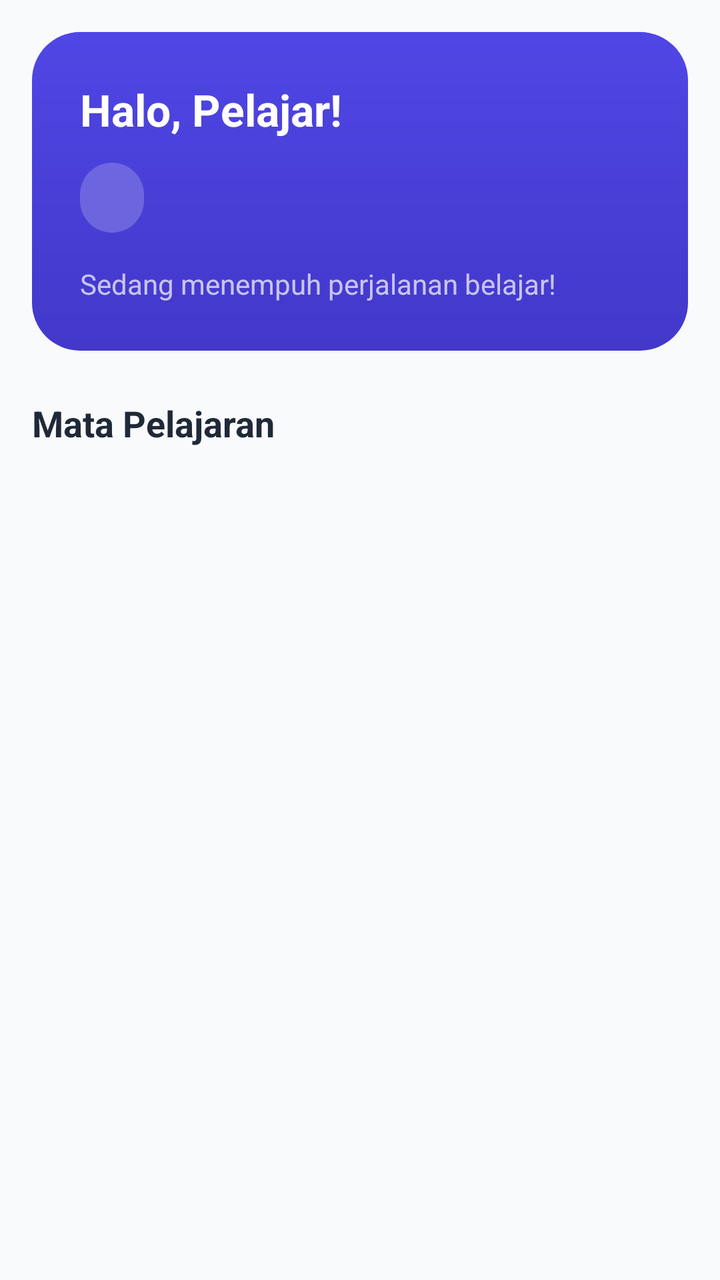
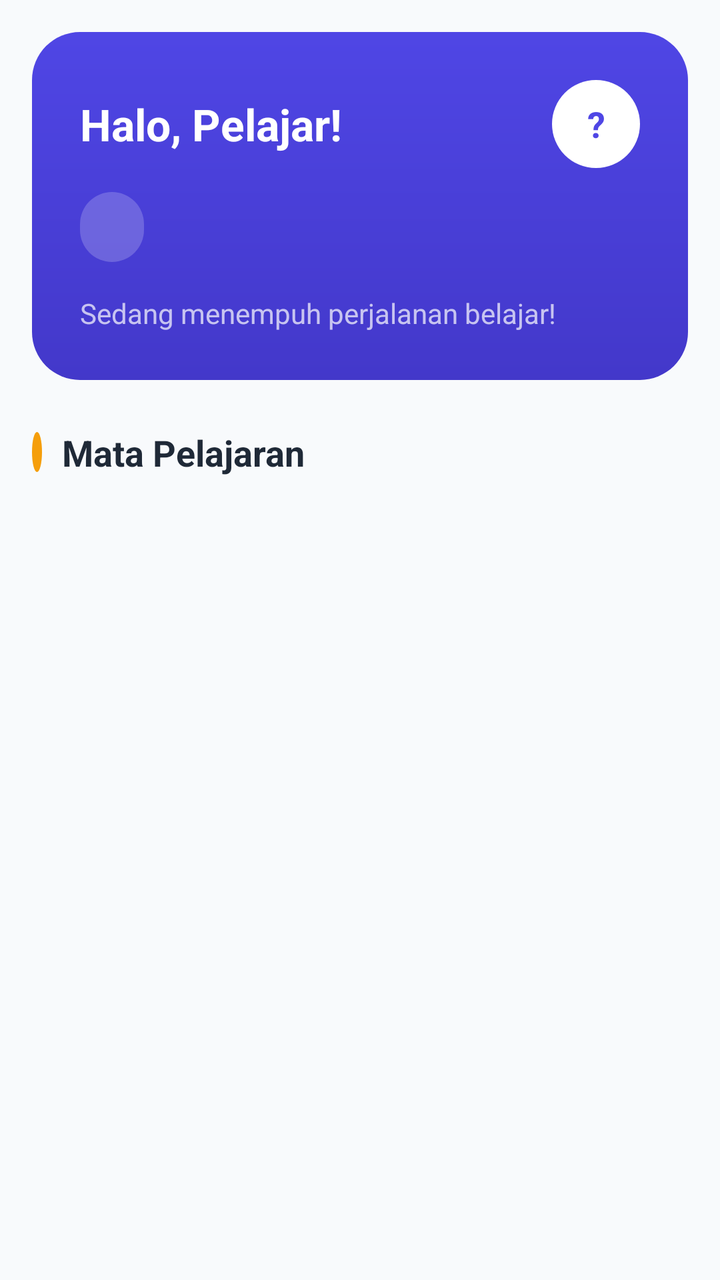

An Android layout rendered at two revisions. The XML below is the earlier revision; the diff shows what the commit changed to produce the second picture.
<!-- AndroidManifest.xml: application theme Theme.LearningPath -->
<!-- res/layout/fragment_home.xml -->
<?xml version="1.0" encoding="utf-8"?>
<ScrollView xmlns:android="http://schemas.android.com/apk/res/android"
    xmlns:app="http://schemas.android.com/apk/res-auto"
    android:layout_width="match_parent"
    android:layout_height="match_parent"
    android:background="@color/background"
    android:fillViewport="true">

    <LinearLayout
        android:layout_width="match_parent"
        android:layout_height="wrap_content"
        android:orientation="vertical"
        android:padding="@dimen/space_lg">

        
        <FrameLayout
            android:layout_width="match_parent"
            android:layout_height="wrap_content"
            android:background="@drawable/bg_gradient_primary_rounded">

            <LinearLayout
                android:layout_width="match_parent"
                android:layout_height="wrap_content"
                android:orientation="vertical"
                android:paddingStart="@dimen/space_xl"
                android:paddingTop="@dimen/space_xl"
                android:paddingEnd="@dimen/space_xl"
                android:paddingBottom="@dimen/space_xl">

                <TextView
                    android:id="@+id/tvGreeting"
                    android:layout_width="wrap_content"
                    android:layout_height="wrap_content"
                    android:text="@string/halo_pelajar"
                    android:textColor="@color/white"
                    android:textSize="22sp"
                    android:textStyle="bold" />

                <LinearLayout
                    android:layout_width="wrap_content"
                    android:layout_height="wrap_content"
                    android:layout_marginTop="@dimen/space_md"
                    android:gravity="center_vertical"
                    android:orientation="horizontal">

                    <TextView
                        android:id="@+id/tvLevelInfo"
                        android:layout_width="wrap_content"
                        android:layout_height="wrap_content"
                        android:background="@drawable/bg_pill_white"
                        android:paddingStart="@dimen/space_lg"
                        android:paddingTop="@dimen/space_sm"
                        android:paddingEnd="@dimen/space_lg"
                        android:paddingBottom="@dimen/space_sm"
                        android:textColor="@color/white"
                        android:textSize="14sp"
                        android:textStyle="bold" />
                </LinearLayout>

                <TextView
                    android:layout_width="wrap_content"
                    android:layout_height="wrap_content"
                    android:layout_marginTop="@dimen/space_lg"
                    android:text="@string/sedang_belajar"
                    android:textColor="#B3FFFFFF"
                    android:textSize="14sp" />
            </LinearLayout>
        </FrameLayout>

        
        <TextView
            android:layout_width="wrap_content"
            android:layout_height="wrap_content"
            android:layout_marginTop="@dimen/space_xl"
            android:text="@string/section_mata_pelajaran"
            android:textColor="@color/black"
            android:textSize="18sp"
            android:textStyle="bold" />

        <TextView
            android:id="@+id/tvEmpty"
            android:layout_width="match_parent"
            android:layout_height="wrap_content"
            android:layout_marginTop="@dimen/space_xl"
            android:gravity="center"
            android:lineSpacingExtra="4dp"
            android:text="@string/empty_mapel_home"
            android:textColor="@color/gray"
            android:textSize="14sp"
            android:visibility="gone" />

        <androidx.recyclerview.widget.RecyclerView
            android:id="@+id/rvCourses"
            android:layout_width="match_parent"
            android:layout_height="wrap_content"
            android:layout_marginTop="@dimen/space_md"
            android:nestedScrollingEnabled="false"
            app:layoutManager="androidx.recyclerview.widget.LinearLayoutManager" />

    </LinearLayout>
</ScrollView>
<!-- resources referenced by this layout -->
<resources>
  <color name="background">#F8FAFC</color>
  <color name="black">#1F2937</color>
  <color name="gray">#6B7280</color>
  <color name="white">#FFFFFF</color>
  <dimen name="space_lg">16dp</dimen>
  <dimen name="space_md">12dp</dimen>
  <dimen name="space_sm">8dp</dimen>
  <dimen name="space_xl">24dp</dimen>
  <!-- drawable bg_gradient_primary_rounded (drawable) -->
  <?xml version="1.0" encoding="utf-8"?>
  <shape xmlns:android="http://schemas.android.com/apk/res/android"
      android:shape="rectangle">
      <gradient
          android:angle="270"
          android:startColor="@color/primary"
          android:endColor="@color/primary_dark" />
      <corners android:radius="24dp" />
  </shape>
  <!-- drawable bg_pill_white (drawable) -->
  <?xml version="1.0" encoding="utf-8"?>
  <shape xmlns:android="http://schemas.android.com/apk/res/android"
      android:shape="rectangle">
      <solid android:color="#33FFFFFF" />
      <corners android:radius="999dp" />
  </shape>
  <string name="empty_mapel_home">Belum ada mata pelajaran.\nHubungi guru untuk menambahkan.</string>
  <string name="halo_pelajar">Halo, Pelajar!</string>
  <string name="section_mata_pelajaran">Mata Pelajaran</string>
  <string name="sedang_belajar">Sedang menempuh perjalanan belajar!</string>
  <color name="primary">#4F46E5</color>
  <color name="primary_dark">#4338CA</color>
  <color name="on_primary">#FFFFFF</color>
  <color name="primary_container">#E0E7FF</color>
  <color name="on_primary_container">#312E81</color>
  <color name="accent">#F59E0B</color>
  <color name="on_secondary">#1F2937</color>
  <color name="secondary_container">#FEF3C7</color>
  <color name="on_secondary_container">#78350F</color>
  <color name="level_purple">#8B5CF6</color>
  <color name="on_tertiary">#FFFFFF</color>
  <color name="tertiary_container">#EDE9FE</color>
  <color name="on_tertiary_container">#5B21B6</color>
  <color name="surface">#FFFFFF</color>
  <color name="on_surface">#1F2937</color>
  <color name="surface_variant">#F3F4F6</color>
  <color name="on_surface_variant">#4B5563</color>
  <color name="outline_variant">#EEF0F4</color>
  <color name="outline">#E5E7EB</color>
  <color name="error">#DC2626</color>
  <color name="on_error">#FFFFFF</color>
  <color name="error_container">#FEE2E2</color>
  <color name="on_error_container">#991B1B</color>
  <color name="on_background">#1F2937</color>
  <!-- unchanged entries left out for length: 1 -->
</resources>

<!-- the commit's change to res/layout/fragment_home.xml (unified diff, before → after) -->
@@ -27,14 +27,33 @@
                 android:paddingEnd="@dimen/space_xl"
                 android:paddingBottom="@dimen/space_xl">
 
-                <TextView
-                    android:id="@+id/tvGreeting"
-                    android:layout_width="wrap_content"
+                <LinearLayout
+                    android:layout_width="match_parent"
                     android:layout_height="wrap_content"
-                    android:text="@string/halo_pelajar"
-                    android:textColor="@color/white"
-                    android:textSize="22sp"
-                    android:textStyle="bold" />
+                    android:gravity="center_vertical"
+                    android:orientation="horizontal">
+
+                    <TextView
+                        android:id="@+id/tvGreeting"
+                        android:layout_width="0dp"
+                        android:layout_height="wrap_content"
+                        android:layout_weight="1"
+                        android:text="@string/halo_pelajar"
+                        android:textColor="@color/white"
+                        android:textSize="22sp"
+                        android:textStyle="bold" />
+
+                    <TextView
+                        android:id="@+id/tvAvatar"
+                        android:layout_width="44dp"
+                        android:layout_height="44dp"
+                        android:background="@drawable/bg_circle_white"
+                        android:gravity="center"
+                        android:text="?"
+                        android:textColor="@color/primary"
+                        android:textSize="18sp"
+                        android:textStyle="bold" />
+                </LinearLayout>
 
                 <LinearLayout
                     android:layout_width="wrap_content"
@@ -68,26 +87,57 @@
         </FrameLayout>
 
         
-        <TextView
+        <LinearLayout
             android:layout_width="wrap_content"
             android:layout_height="wrap_content"
             android:layout_marginTop="@dimen/space_xl"
-            android:text="@string/section_mata_pelajaran"
-            android:textColor="@color/black"
-            android:textSize="18sp"
-            android:textStyle="bold" />
+            android:gravity="center_vertical"
+            android:orientation="horizontal">
 
-        <TextView
-            android:id="@+id/tvEmpty"
+            <View
+                android:layout_width="5dp"
+                android:layout_height="20dp"
+                android:background="@drawable/bg_circle_primary"
+                android:backgroundTint="@color/accent" />
+
+            <TextView
+                android:layout_width="wrap_content"
+                android:layout_height="wrap_content"
+                android:layout_marginStart="10dp"
+                android:text="@string/section_mata_pelajaran"
+                android:textColor="@color/black"
+                android:textSize="18sp"
+                android:textStyle="bold" />
+        </LinearLayout>
+
+        <LinearLayout
+            android:id="@+id/emptyState"
             android:layout_width="match_parent"
             android:layout_height="wrap_content"
             android:layout_marginTop="@dimen/space_xl"
             android:gravity="center"
-            android:lineSpacingExtra="4dp"
-            android:text="@string/empty_mapel_home"
-            android:textColor="@color/gray"
-            android:textSize="14sp"
-            android:visibility="gone" />
+            android:orientation="vertical"
+            android:visibility="gone">
+
+            <ImageView
+                android:layout_width="56dp"
+                android:layout_height="56dp"
+                android:alpha="0.5"
+                android:contentDescription="@string/empty_mapel_home"
+                android:src="@drawable/ic_empty"
+                app:tint="@color/gray" />
+
+            <TextView
+                android:id="@+id/tvEmpty"
+                android:layout_width="match_parent"
+                android:layout_height="wrap_content"
+                android:layout_marginTop="@dimen/space_sm"
+                android:gravity="center"
+                android:lineSpacingExtra="4dp"
+                android:text="@string/empty_mapel_home"
+                android:textColor="@color/gray"
+                android:textSize="14sp" />
+        </LinearLayout>
 
         <androidx.recyclerview.widget.RecyclerView
             android:id="@+id/rvCourses"
<!-- resource entries referenced after the edit -->
@@ -8,6 +8,18 @@
   <dimen name="space_md">12dp</dimen>
   <dimen name="space_sm">8dp</dimen>
   <dimen name="space_xl">24dp</dimen>
+  <!-- drawable bg_circle_primary (drawable) -->
+  <?xml version="1.0" encoding="utf-8"?>
+  <shape xmlns:android="http://schemas.android.com/apk/res/android"
+      android:shape="oval">
+      <solid android:color="@color/primary" />
+  </shape>
+  <!-- drawable bg_circle_white (drawable) -->
+  <?xml version="1.0" encoding="utf-8"?>
+  <shape xmlns:android="http://schemas.android.com/apk/res/android"
+      android:shape="oval">
+      <solid android:color="@color/white" />
+  </shape>
   <!-- drawable bg_gradient_primary_rounded (drawable) -->
   <?xml version="1.0" encoding="utf-8"?>
   <shape xmlns:android="http://schemas.android.com/apk/res/android"
@@ -25,6 +37,16 @@
       <solid android:color="#33FFFFFF" />
       <corners android:radius="999dp" />
   </shape>
+  <!-- drawable ic_empty (drawable) -->
+  <vector xmlns:android="http://schemas.android.com/apk/res/android"
+      android:width="24dp"
+      android:height="24dp"
+      android:viewportWidth="24"
+      android:viewportHeight="24">
+      <path
+          android:fillColor="#FF000000"
+          android:pathData="M19,3H4.99C3.89,3 3,3.9 3,5l0.01,14c0,1.1 0.89,2 1.99,2h14c1.1,0 2,-0.9 2,-2V5c0,-1.1 -0.9,-2 -2,-2zm0,12h-4c0,1.66 -1.34,3 -3,3s-3,-1.34 -3,-3H4.99V5H19v10z" />
+  </vector>
   <string name="empty_mapel_home">Belum ada mata pelajaran.\nHubungi guru untuk menambahkan.</string>
   <string name="halo_pelajar">Halo, Pelajar!</string>
   <string name="section_mata_pelajaran">Mata Pelajaran</string>
